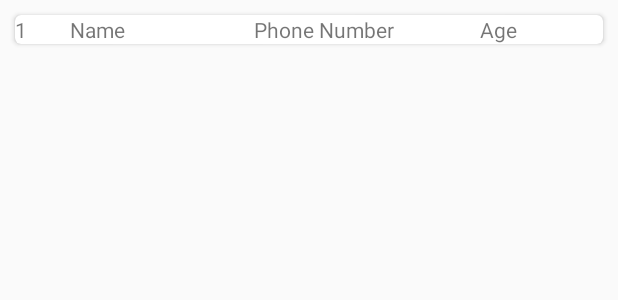
After one commit to mumbai19/team-17, an Android app: the layout student_cardview.xml on its own in the app's theme, with its tools: preview values and no code run, on a phone screen of 412 x 824 dp. The commit adds this screen. Shown: the top 300 px of the screen. Run offline under Robolectric (Android 15) with nearby library versions, the phone set to English and light mode, and no system bars.

Commit message:
view students db

```diff
--- /dev/null
+++ b/app/src/main/res/layout/student_cardview.xml
@@ -0,0 +1,45 @@
+<?xml version="1.0" encoding="utf-8"?>
+<android.widget.LinearLayout xmlns:android="http://schemas.android.com/apk/res/android"
+    android:layout_width="match_parent"
+    android:layout_height="match_parent"
+    xmlns:card_view="http://schemas.android.com/apk/res-auto"
+    android:orientation="horizontal">
+
+    <android.support.v7.widget.CardView
+        android:layout_width="match_parent"
+        android:layout_height="wrap_content"
+        android:layout_margin="10dp"
+        card_view:cardCornerRadius="4dp"
+        android:background="#0f2">
+        <LinearLayout
+            android:layout_width="match_parent"
+            android:layout_height="wrap_content"
+            android:orientation="horizontal"
+            android:weightSum="4">
+            <TextView
+                android:id="@+id/db_roll"
+                android:layout_width="wrap_content"
+                android:layout_height="wrap_content"
+                android:text="1"
+                android:layout_weight="0.5"/>
+            <TextView
+                android:id="@+id/db_name"
+                android:layout_width="wrap_content"
+                android:layout_height="wrap_content"
+                android:text="Name"
+                android:layout_weight="1.5"/>
+            <TextView
+                android:id="@+id/db_number"
+                android:layout_width="wrap_content"
+                android:layout_height="wrap_content"
+                android:text="Phone Number"
+                android:layout_weight="1"/>
+            <TextView
+                android:id="@+id/db_age"
+                android:layout_width="wrap_content"
+                android:layout_height="wrap_content"
+                android:text="Age"
+                android:layout_weight="1"/>
+        </LinearLayout>
+    </android.support.v7.widget.CardView>
+</android.widget.LinearLayout>
```
Also changed, not shown: app/src/main/java/com/example/poojan/projectjpmc/DatabaseAdapter.java (added, +38 -0 lines), app/src/main/java/com/example/poojan/projectjpmc/ViewDatabaseActivity.java (+39 -54 lines), app/src/main/res/layout/activity_view_database.xml (+48 -5 lines).
